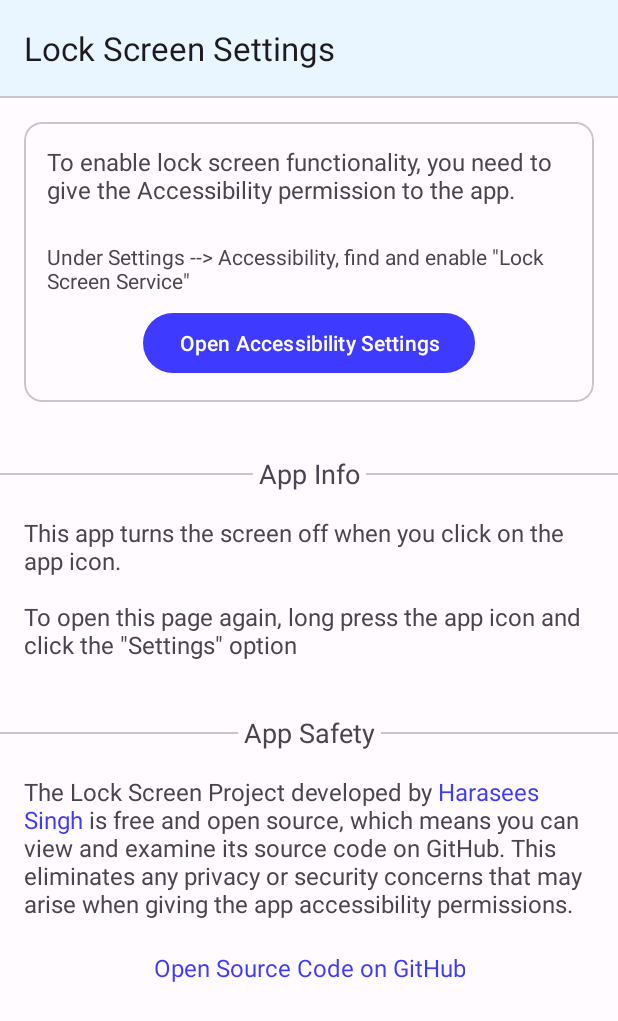
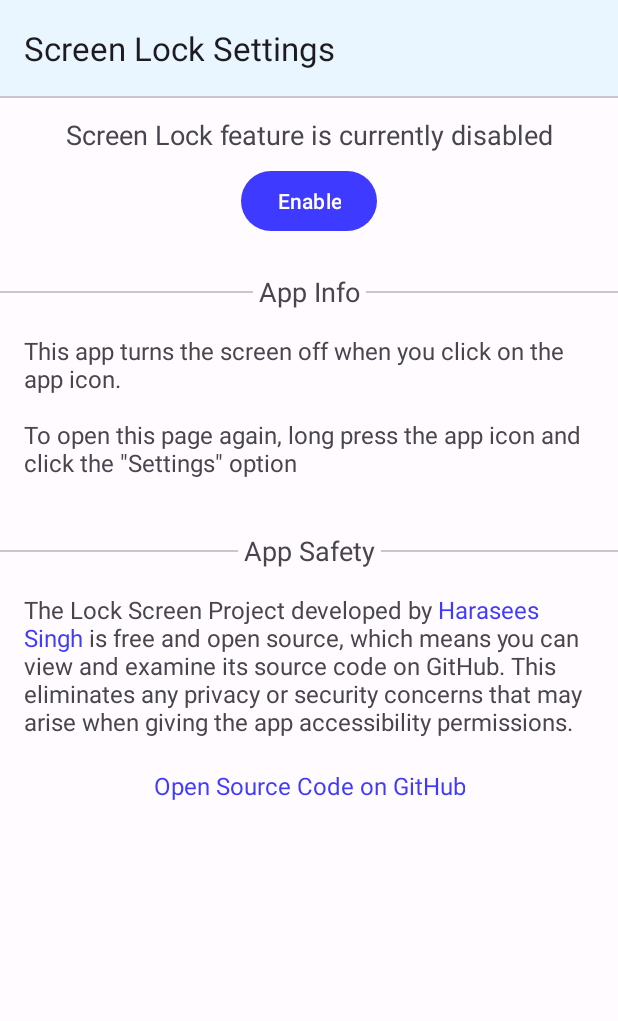
Before and after one commit to The-Computer-Genius/LockScreen, an Android app: the screen it shows after launch (MainActivity), on a phone screen of 412 x 824 dp. Shown: the top 1021 px of the screen. Run offline under Robolectric (Android 15) with nearby library versions, the phone set to English and light mode, and no system bars.

Commit message:
App now shows a dialog to ask for permission. added screen lock enable-disable functionality.

```diff
--- a/app/src/main/AndroidManifest.xml
+++ b/app/src/main/AndroidManifest.xml
@@ -41,7 +41,7 @@
         <service
             android:name=".LockScreenService"
             android:exported="false"
-            android:label="Lock Screen Service"
+            android:label="Screen Lock Service"
             android:permission="android.permission.BIND_ACCESSIBILITY_SERVICE">
             <intent-filter>
                 <action android:name="android.accessibilityservice.AccessibilityService" />
--- a/app/src/main/java/com/example/lockscreen/MainActivity.kt
+++ b/app/src/main/java/com/example/lockscreen/MainActivity.kt
@@ -11,32 +11,46 @@ import android.net.Uri
 import android.os.Build
 import android.os.Bundle
 import android.os.PersistableBundle
-import android.provider.Settings
 import android.text.SpannableString
 import android.text.Spanned
 import android.text.TextPaint
 import android.text.method.LinkMovementMethod
 import android.text.style.ClickableSpan
 import android.util.TypedValue
+import android.view.Gravity
 import android.view.View
+import android.widget.FrameLayout
 import android.widget.Toast
 import androidx.appcompat.app.AppCompatActivity
-import androidx.lifecycle.Lifecycle
 import com.example.lockscreen.databinding.ActivityMainBinding
-import java.util.Timer
-import java.util.TimerTask
+import com.google.android.material.snackbar.Snackbar
 
 
 class MainActivity : AppCompatActivity(), SimpleAlertDlg.OnClickListener
 {
-    companion object {
+    companion object
+    {
         const val OLD_ANDROID_VERSION_DLG : Int = 1
         const val LOCK_SCREEN_ERROR_DLG : Int = 2
         const val ACCESSIBILITY_PERM_GRANTED_DLG : Int = 3
         const val ABOUT_DEV_DLG : Int = 4
+        const val REQ_PERM_DLG : Int = 5
 
         const val GITHUB_LINK : String = "https://github.com/The-Computer-Genius/LockScreen"
         const val DEV_EMAIL : String = "haraseessingh01@gmail.com"
+
+        fun setFunctionalityStatus(context : Context, enabled : Boolean)
+        {
+            context.getSharedPreferences("MainActivity", MODE_PRIVATE).edit()
+                    .putBoolean("enabled", enabled)
+                    .apply()
+        }
+
+        fun getFunctionalityStatus(context : Context) : Boolean
+        {
+            return context.getSharedPreferences("MainActivity", MODE_PRIVATE)
+                    .getBoolean("enabled", false)
+        }
     }
 
     private lateinit var mainBinding : ActivityMainBinding
@@ -48,76 +62,37 @@ class MainActivity : AppCompatActivity(), SimpleAlertDlg.OnClickListener
         super.onCreate(savedInstanceState)
 
         val p = savedInstanceState?.getInt("permissionStateAtStart", -1) ?: -1
-        permissionStateAtStart = if(p != -1) p == 1  else (LockScreenService.curService != null)
-
-
-        /*if(permissionStateAtStart && intent.action != "com.example.lockscreen.OPEN_SETTINGS")
-        {
-            LockScreenService.curService?.lockScreen()
-
-            if(lifecycle.currentState == Lifecycle.State.RESUMED)
-            {
-                if(Build.VERSION.SDK_INT < Build.VERSION_CODES.P)
-                {
-                    val dlg = SimpleAlertDlg.newInstance(OLD_ANDROID_VERSION_DLG)
-                    dlg.title = "Older Android version"
-                    dlg.body = "Android versions older than 9.0 do not support direct screen locking, " +
-                            "the app did try to lock the screen by another method but failed. " +
-                            "Your android version is ${Build.VERSION.RELEASE}"
-                    dlg.positiveBtnTitle = "OK"
-                    dlg.show(supportFragmentManager, OLD_ANDROID_VERSION_DLG.toString())
-                }
-                else
-                {
-                    val dlg = SimpleAlertDlg.newInstance(LOCK_SCREEN_ERROR_DLG)
-                    dlg.title = "Unexpected error"
-                    dlg.body = "Could not lock the screen due to an unknown reason"
-                    dlg.positiveBtnTitle = "OK"
-                    dlg.show(supportFragmentManager, LOCK_SCREEN_ERROR_DLG.toString())
-                }
-            }
-            else
-                finishAndRemoveTask()
-        }*/
+        permissionStateAtStart = if (p != -1) p == 1 else (LockScreenService.curService != null)
 
         mainBinding = ActivityMainBinding.inflate(layoutInflater)
         setContentView(mainBinding.root)
 
         initTextView()
 
-        mainBinding.settingsBtn.setOnClickListener { onClickSettingsBtn() }
-        mainBinding.textViewOpenSourceCode.setOnClickListener { openGitHub() }
-
-        setCardVisibility()
+        initFunctionalityBtn()
     }
 
     override fun onSaveInstanceState(outState : Bundle, outPersistentState : PersistableBundle)
     {
         super.onSaveInstanceState(outState, outPersistentState)
-        outState.putInt("permissionStateAtStart", if(permissionStateAtStart) 1 else 0)
+        outState.putInt("permissionStateAtStart", if (permissionStateAtStart) 1 else 0)
     }
 
     override fun onResume()
     {
         super.onResume()
 
-        if(LockScreenService.curService != null && !permissionStateAtStart)
+        if (LockScreenService.curService != null && !permissionStateAtStart)
         {
-            val dlg = SimpleAlertDlg.newInstance(ACCESSIBILITY_PERM_GRANTED_DLG)
-            dlg.title = "Permission Granted"
-            dlg.body = "The app must exit once after permission is granted.\n"
-            dlg.positiveBtnTitle = "Exit app"
-            dlg.cancellable = false
-
-            dlg.show(supportFragmentManager, ACCESSIBILITY_PERM_GRANTED_DLG.toString())
+            setFunctionalityStatus(this, true)
+            initFunctionalityBtn()
         }
-
-        setCardVisibility()
     }
 
     private fun initTextView()
     {
-        val ss = SpannableString("The Lock Screen Project developed by Harasees Singh is free and open source, which means you can view and examine its source code on GitHub. This eliminates any privacy or security concerns that may arise when giving the app accessibility permissions.")
+        val ss =
+                SpannableString("The Lock Screen Project developed by Harasees Singh is free and open source, which means you can view and examine its source code on GitHub. This eliminates any privacy or security concerns that may arise when giving the app accessibility permissions.")
         val clickableSpan : ClickableSpan = object : ClickableSpan()
         {
             override fun onClick(textView : View)
@@ -138,25 +113,89 @@ class MainActivity : AppCompatActivity(), SimpleAlertDlg.OnClickListener
         textView.text = ss
         textView.movementMethod = LinkMovementMethod.getInstance()
         textView.highlightColor = Color.TRANSPARENT
+
+        mainBinding.textViewOpenSourceCode.setOnClickListener { openGitHub() }
     }
+
+
+    private fun initFunctionalityBtn()
+    {
+        val status = if(LockScreenService.curService == null)
+        {
+            setFunctionalityStatus(this, false)
+            false
+        }
+        else
+            getFunctionalityStatus(this)
+
+        if (status)
+        {
+            val ss = SpannableString("Screen Lock feature is currently enabled.\nClick here to disable it.")
+            val clickableSpan : ClickableSpan = object : ClickableSpan()
+            {
+                override fun onClick(textView : View)
+                {
+                    val s = Snackbar.make(mainBinding.root, "Disable Screen Lock feature?", Snackbar.LENGTH_LONG)
+                    s.setAction("Disable") {
+                        setFunctionalityStatus(this@MainActivity, false)
+                        initFunctionalityBtn()
+                    }
+                    s.show()
+                }
+
+                override fun updateDrawState(ds : TextPaint)
+                {
+                    super.updateDrawState(ds)
+                    ds.color = getColorFromTheme(this@MainActivity, R.attr.linkColor)
+                    ds.isUnderlineText = true
+                }
+            }
+            ss.setSpan(clickableSpan, 42, 52, Spanned.SPAN_EXCLUSIVE_EXCLUSIVE)
+
+            mainBinding.textViewFunctionalityStatus.text = ss
+            mainBinding.textViewFunctionalityStatus.movementMethod = LinkMovementMethod.getInstance()
+            mainBinding.textViewFunctionalityStatus.highlightColor = Color.TRANSPARENT
+
+        }
+        else
+            mainBinding.textViewFunctionalityStatus.text =
+                    "Screen Lock feature is currently disabled"
+
+        mainBinding.enabledFunctionalityBtn.visibility = if(status)
+            View.GONE
+        else
+            View.VISIBLE
+
+
+        mainBinding.enabledFunctionalityBtn.setOnClickListener {
+            val curStatus = getFunctionalityStatus(this)
+            if (curStatus)
+                setFunctionalityStatus(this, false)
+            else
+            {
+                if (LockScreenService.curService == null)
+                    showPermDlg()
+                else
+                    setFunctionalityStatus(this, true)
+            }
+            initFunctionalityBtn()
+        }
+    }
+
+
     private fun openGitHub()
     {
         val browserIntent = Intent(Intent.ACTION_VIEW, Uri.parse(GITHUB_LINK))
         startActivity(browserIntent)
     }
 
-    private fun setCardVisibility()
+    private fun showPermDlg()
     {
-        if(LockScreenService.curService == null)
-            mainBinding.settingsCardView.visibility = View.VISIBLE
-        else
-            mainBinding.settingsCardView.visibility = View.GONE
-    }
+        val frag = supportFragmentManager.findFragmentByTag(REQ_PERM_DLG.toString())
+        val dlg = if (frag != null) frag as PermDialog else PermDialog()
 
-    private fun onClickSettingsBtn()
-    {
-        val intent = Intent(Settings.ACTION_ACCESSIBILITY_SETTINGS)
-        startActivity(intent)
+        if (!dlg.isAdded)
+            dlg.show(supportFragmentManager, REQ_PERM_DLG.toString())
     }
 
     private fun showAboutDevDlg()
@@ -178,11 +217,11 @@ class MainActivity : AppCompatActivity(), SimpleAlertDlg.OnClickListener
         clipboardManager.setPrimaryClip(clipData)
     }
 
-    fun getColorFromTheme(context: Context, color : Int) : Int
+    fun getColorFromTheme(context : Context, color : Int) : Int
     {
         val typedValue = TypedValue()
 
-        val a: TypedArray =
+        val a : TypedArray =
                 context.obtainStyledAttributes(typedValue.data, intArrayOf(color))
         val retrievedColor = a.getColor(0, 0)
         a.recycle()
@@ -191,16 +230,16 @@ class MainActivity : AppCompatActivity(), SimpleAlertDlg.OnClickListener
 
     override fun onClickSimpleAlertPositiveBtn(dlg : SimpleAlertDlg, dlgUniqueID : Int)
     {
-        if(dlgUniqueID == ACCESSIBILITY_PERM_GRANTED_DLG)
+        if (dlgUniqueID == ACCESSIBILITY_PERM_GRANTED_DLG)
             finishAndRemoveTask()
     }
 
     override fun onClickSimpleAlertNegativeBtn(dlg : SimpleAlertDlg, dlgUniqueID : Int)
     {
-        if(dlgUniqueID == ABOUT_DEV_DLG)
+        if (dlgUniqueID == ABOUT_DEV_DLG)
         {
             copyTextToClipboard(this, DEV_EMAIL)
-            if(Build.VERSION.SDK_INT <= 32)
+            if (Build.VERSION.SDK_INT <= 32)
                 Toast.makeText(this, "Copied to Clipboard", Toast.LENGTH_LONG).show()
         }
     }
--- a/app/src/main/java/com/example/lockscreen/SplashActivity.kt
+++ b/app/src/main/java/com/example/lockscreen/SplashActivity.kt
@@ -18,7 +18,7 @@ class SplashActivity : AppCompatActivity()
     {
         super.onCreate(savedInstanceState)
 
-        if(LockScreenService.curService != null)
+        if(LockScreenService.curService != null && MainActivity.getFunctionalityStatus(this))
         {
             LockScreenService.curService?.lockScreen()
             finishAndRemoveTask()
@@ -50,12 +50,5 @@ class SplashActivity : AppCompatActivity()
             startActivity(Intent(this, MainActivity::class.java))
             finish()
         }
-
-        /*enableEdgeToEdge()
-        mainBinding = ActivitySplashBinding.inflate(layoutInflater)
-        setContentView(mainBinding.root)
-        */
-
-
     }
 }
--- a/app/src/main/res/layout/activity_main.xml
+++ b/app/src/main/res/layout/activity_main.xml
@@ -20,7 +20,7 @@
             android:layout_width="match_parent"
             android:layout_height="wrap_content"
             android:background="?attr/topBarColor"
-            app:title="Lock Screen Settings" />
+            app:title="Screen Lock Settings" />
     </com.google.android.material.appbar.AppBarLayout>
 
     <com.google.android.material.divider.MaterialDivider
@@ -43,56 +43,29 @@
             android:layout_height="wrap_content"
             android:paddingBottom="16dp">
 
-            <com.google.android.material.card.MaterialCardView
-                android:id="@+id/settingsCardView"
+            <com.google.android.material.textview.MaterialTextView
+                android:id="@+id/textViewFunctionalityStatus"
                 android:layout_width="0dp"
                 android:layout_height="wrap_content"
-                android:layout_marginStart="16dp"
-                android:layout_marginTop="16dp"
-                android:layout_marginEnd="16dp"
+                android:layout_marginStart="8dp"
+                android:layout_marginTop="12dp"
+                android:layout_marginEnd="8dp"
+                android:gravity="center"
+                android:text="Screen Lock feature is currently disabled"
+                android:textSize="18sp"
                 app:layout_constraintEnd_toEndOf="parent"
                 app:layout_constraintStart_toStartOf="parent"
-                app:layout_constraintTop_toTopOf="parent">
+                app:layout_constraintTop_toTopOf="parent" />
 
-                <androidx.constraintlayout.widget.ConstraintLayout
-                    android:layout_width="wrap_content"
-                    android:layout_height="wrap_content"
-                    android:padding="15dp">
-
-                    <com.google.android.material.textview.MaterialTextView
-                        android:id="@+id/textView1"
-                        android:layout_width="wrap_content"
-                        android:layout_height="wrap_content"
-                        android:text="To enable lock screen functionality, you need to give the Accessibility permission to the app."
-                        android:textSize="16sp"
-                        app:layout_constraintEnd_toEndOf="parent"
-                        app:layout_constraintStart_toStartOf="parent"
-                        app:layout_constraintTop_toTopOf="parent" />
-
-                    <com.google.android.material.button.MaterialButton
-                        android:id="@+id/settingsBtn"
-                        android:layout_width="wrap_content"
-                        android:layout_height="wrap_content"
-                        android:layout_marginTop="8dp"
-                        android:text="Open Accessibility Settings"
-                        app:layout_constraintEnd_toEndOf="parent"
-                        app:layout_constraintHorizontal_bias="0.498"
-                        app:layout_constraintStart_toStartOf="parent"
-                        app:layout_constraintTop_toBottomOf="@+id/textView2" />
-
-                    <TextView
-                        android:id="@+id/textView2"
-                        android:layout_width="wrap_content"
-                        android:layout_height="wrap_content"
-                        android:layout_marginTop="24dp"
-                        android:text="Under Settings --> Accessibility, find and enable &quot;Lock Screen Service&quot;"
-                        app:layout_constraintEnd_toEndOf="parent"
-                        app:layout_constraintStart_toStartOf="parent"
-                        app:layout_constraintTop_toBottomOf="@+id/textView1" />
-
-                </androidx.constraintlayout.widget.ConstraintLayout>
-
-            </com.google.android.material.card.MaterialCardView>
+            <com.google.android.material.button.MaterialButton
+                android:id="@+id/enabledFunctionalityBtn"
+                android:layout_width="wrap_content"
+                android:layout_height="wrap_content"
+                android:layout_marginTop="8dp"
+                android:text="Enable"
+                app:layout_constraintEnd_toEndOf="@id/textViewFunctionalityStatus"
+                app:layout_constraintStart_toStartOf="@id/textViewFunctionalityStatus"
+                app:layout_constraintTop_toBottomOf="@id/textViewFunctionalityStatus" />
 
 
             <com.google.android.material.divider.MaterialDivider
@@ -169,12 +142,12 @@
                 android:id="@+id/textViewAppInfoTitle"
                 android:layout_width="wrap_content"
                 android:layout_height="wrap_content"
-                android:layout_marginTop="35dp"
+                android:layout_marginTop="24dp"
                 android:text="App Info"
                 android:textSize="18sp"
                 app:layout_constraintEnd_toStartOf="@+id/appInfoDivider2"
                 app:layout_constraintStart_toEndOf="@id/appInfoDivider1"
-                app:layout_constraintTop_toBottomOf="@id/settingsCardView" />
+                app:layout_constraintTop_toBottomOf="@id/enabledFunctionalityBtn" />
 
             <com.google.android.material.divider.MaterialDivider
                 android:id="@+id/appInfoDivider2"
```
Also changed, not shown: app/src/main/java/com/example/lockscreen/PermDialog.kt (added, +36 -0 lines), app/src/main/res/layout/request_perm_dlg.xml (added, +48 -0 lines).
